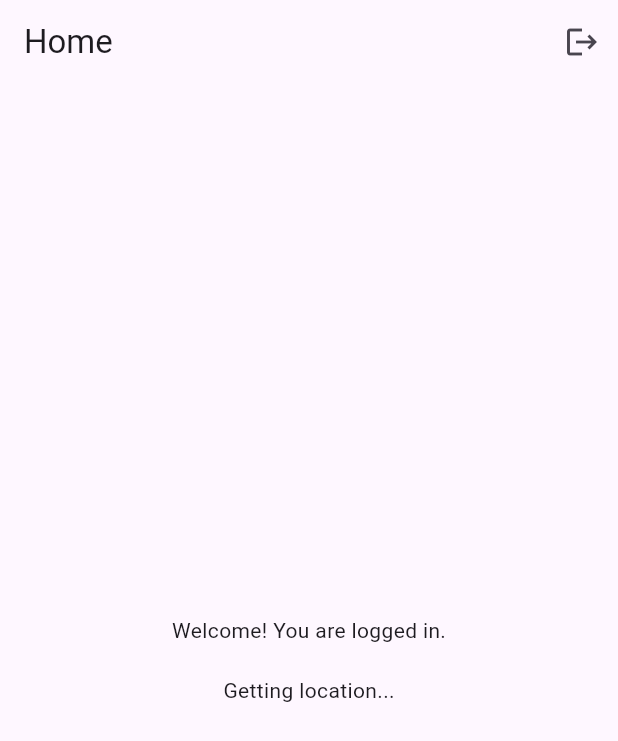
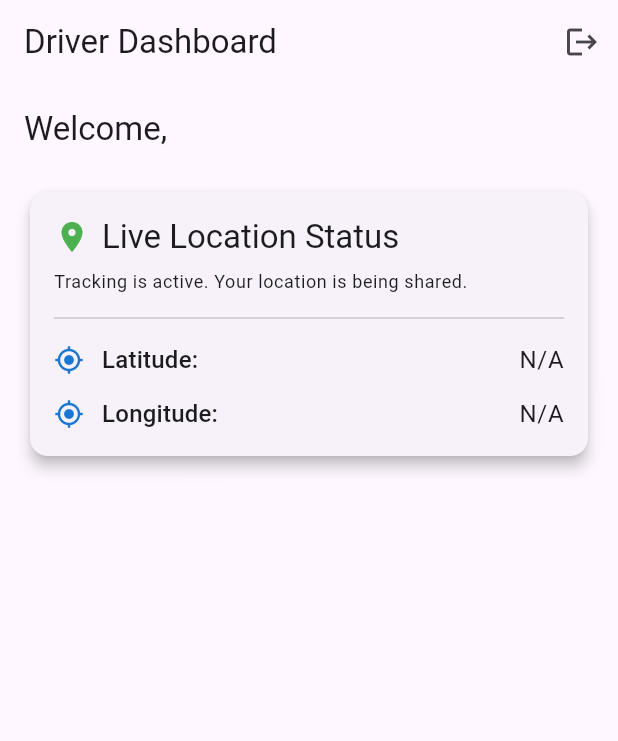
Before and after one commit to Notsojyss/driver_tracking_app, a Flutter app: the HomePage screen opened by its route, on a phone screen of 412 x 824 dp. Shown: the top 741 px of the screen. Run offline on Flutter 3.47's test engine with Material 3 defaults, Android fonts, the phone set to English and light mode, and no system bars; our stand-ins replace go_router, location, permission_handler, supabase_flutter; accounts and stored records are empty.

Commit message:
ph 1 improve ui

```diff
--- a/lib/screens/home_page.dart
+++ b/lib/screens/home_page.dart
@@ -20,6 +20,7 @@ class _HomePageState extends State<HomePage> {
   final Location _location = Location();
   StreamSubscription<LocationData>? _locationSubscription;
   LocationData? _currentLocation;
+  bool _isTracking = false;
 
   @override
   void initState() {
@@ -33,9 +34,13 @@ class _HomePageState extends State<HomePage> {
 
     if (status.isGranted) {
       debugPrint('Location permission granted. Starting location tracking.');
+      setState(() {
+        _isTracking = true;
+      });
       _locationSubscription =
           _location.onLocationChanged.listen((LocationData locationData) {
-        debugPrint('New location received: ${locationData.latitude}, ${locationData.longitude}');
+        debugPrint(
+            'New location received: ${locationData.latitude}, ${locationData.longitude}');
         setState(() {
           _currentLocation = locationData;
         });
@@ -43,6 +48,9 @@ class _HomePageState extends State<HomePage> {
       });
     } else {
       debugPrint('Location permission denied.');
+      setState(() {
+        _isTracking = false;
+      });
     }
   }
 
@@ -54,32 +62,98 @@ class _HomePageState extends State<HomePage> {
 
   @override
   Widget build(BuildContext context) {
+    final user = _authService.currentUser;
+
     return Scaffold(
       appBar: AppBar(
-        title: const Text('Home'),
+        title: const Text('Driver Dashboard'),
         actions: [
           IconButton(
             icon: const Icon(Icons.logout),
+            tooltip: 'Sign Out',
             onPressed: () async {
               await _authService.signOut();
             },
           ),
         ],
       ),
-      body: Center(
-        child: Column(
-          mainAxisAlignment: MainAxisAlignment.center,
-          children: [
-            const Text('Welcome! You are logged in.'),
-            const SizedBox(height: 20),
-            if (_currentLocation != null)
-              Text(
-                  'Lat: ${_currentLocation!.latitude}, Lng: ${_currentLocation!.longitude}')
-            else
-              const Text('Getting location...'),
-          ],
-        ),
+      body: ListView(
+        padding: const EdgeInsets.all(16.0),
+        children: [
+          if (user != null)
+            Padding(
+              padding: const EdgeInsets.only(bottom: 24.0),
+              child: Text(
+                'Welcome, ${user.email}',
+                style: Theme.of(context).textTheme.titleLarge,
+              ),
+            ),
+          Card(
+            elevation: 4,
+            shape: RoundedRectangleBorder(
+              borderRadius: BorderRadius.circular(12),
+            ),
+            child: Padding(
+              padding: const EdgeInsets.all(16.0),
+              child: Column(
+                crossAxisAlignment: CrossAxisAlignment.start,
+                children: [
+                  Row(
+                    children: [
+                      Icon(
+                        Icons.location_on,
+                        color: _isTracking ? Colors.green : Colors.grey,
+                      ),
+                      const SizedBox(width: 8),
+                      Text(
+                        'Live Location Status',
+                        style: Theme.of(context).textTheme.titleLarge,
+                      ),
+                    ],
+                  ),
+                  const SizedBox(height: 8),
+                  Text(
+                    _isTracking
+                        ? 'Tracking is active. Your location is being shared.'
+                        : 'Tracking is inactive. Grant location permissions to start.',
+                    style: Theme.of(context).textTheme.bodySmall,
+                  ),
+                  const Divider(height: 32),
+                  _buildLocationInfo(
+                    icon: Icons.gps_fixed,
+                    label: 'Latitude',
+                    value: _currentLocation?.latitude?.toStringAsFixed(6) ??
+                        'N/A',
+                  ),
+                  const SizedBox(height: 12),
+                  _buildLocationInfo(
+                    icon: Icons.gps_fixed,
+                    label: 'Longitude',
+                    value: _currentLocation?.longitude?.toStringAsFixed(6) ??
+                        'N/A',
+                  ),
+                ],
+              ),
+            ),
+          ),
+        ],
       ),
     );
   }
+
+  Widget _buildLocationInfo({
+    required IconData icon,
+    required String label,
+    required String value,
+  }) {
+    return Row(
+      children: [
+        Icon(icon, color: Colors.blue.shade700, size: 20),
+        const SizedBox(width: 12),
+        Text('$label: ', style: Theme.of(context).textTheme.titleMedium),
+        const Spacer(),
+        Text(value, style: Theme.of(context).textTheme.bodyLarge),
+      ],
+    );
+  }
 }
```
Also changed, not shown: lib/screens/login_page.dart (+126 -43 lines).
